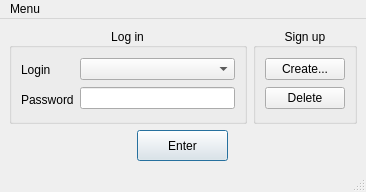
The window that forms/dialogs/logindialog.ui (AskePit/PassBook) describes before a commit, drawn with Qt 5.
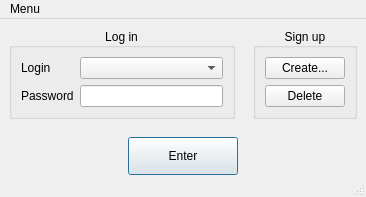
The same window after the commit. Icons and pictures are not drawn.

```diff
--- a/forms/dialogs/logindialog.ui
+++ b/forms/dialogs/logindialog.ui
@@ -7,7 +7,7 @@
     <x>0</x>
     <y>0</y>
     <width>366</width>
-    <height>192</height>
+    <height>196</height>
    </rect>
   </property>
   <property name="windowTitle">
@@ -26,11 +26,17 @@
    </property>
    <property name="maximumSize">
     <size>
-     <width>366</width>
-     <height>189</height>
+     <width>400</width>
+     <height>250</height>
     </size>
    </property>
    <layout class="QVBoxLayout" name="verticalLayout_3">
+    <property name="spacing">
+     <number>18</number>
+    </property>
+    <property name="bottomMargin">
+     <number>0</number>
+    </property>
     <item>
      <layout class="QVBoxLayout" name="verticalLayout_2">
       <item>
@@ -136,14 +142,14 @@
        <widget class="QPushButton" name="enterButton">
         <property name="minimumSize">
          <size>
-          <width>91</width>
-          <height>31</height>
+          <width>110</width>
+          <height>38</height>
          </size>
         </property>
         <property name="maximumSize">
          <size>
-          <width>91</width>
-          <height>31</height>
+          <width>110</width>
+          <height>38</height>
          </size>
         </property>
         <property name="text">
@@ -161,7 +167,6 @@
     </item>
    </layout>
   </widget>
-  <widget class="QStatusBar" name="statusBar"/>
   <widget class="QMenuBar" name="menuBar">
    <property name="geometry">
     <rect>
@@ -181,6 +186,7 @@
    </widget>
    <addaction name="menuLanguage"/>
   </widget>
+  <widget class="QStatusBar" name="statusBar"/>
   <action name="actionSettings">
    <property name="text">
     <string>Settings...</string>
```
Left out of the diff: 4 changed lines with no effect on the pictures.
